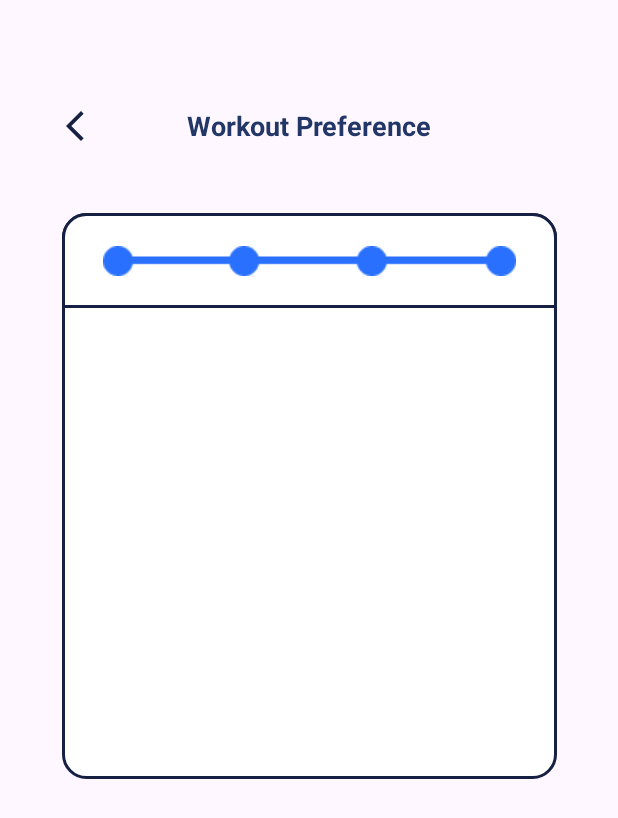
After one commit to Bangkit-Capstone-001/android-bangkit-capstone, an Android app: the layout activity_workout_preference.xml on its own in the app's theme, with its tools: preview values and no code run, on a phone screen of 412 x 824 dp. The commit adds this screen. Shown: the top 818 px of the screen. Run offline under Robolectric (Android 15) with nearby library versions, the phone set to English and light mode, and no system bars.

Commit message:
Landing page of workout preference

```diff
--- a/app/src/main/AndroidManifest.xml
+++ b/app/src/main/AndroidManifest.xml
@@ -14,6 +14,9 @@
         android:supportsRtl="true"
         android:theme="@style/Theme.CapstoneApp"
         tools:targetApi="31">
+        <activity
+            android:name=".ui.Feature02.WorkoutPreference.WorkoutPreferenceActivity"
+            android:exported="false" />
         <activity
             android:name=".ui.ProfileActivity"
             android:exported="false" />
--- /dev/null
+++ b/app/src/main/res/drawable/shape_fragment2_progress_bar_container.xml
@@ -0,0 +1,11 @@
+<shape xmlns:android="http://schemas.android.com/apk/res/android">
+    <solid android:color="#ffffff" />
+    <corners
+        android:topLeftRadius="15dp"
+        android:topRightRadius="15dp"
+        android:bottomLeftRadius="0dp"
+        android:bottomRightRadius="0dp" />
+    <stroke
+        android:width="2dp"
+        android:color="#152042" />
+</shape>
--- /dev/null
+++ b/app/src/main/res/drawable/vector_back_24x24.xml
@@ -0,0 +1,5 @@
+<vector xmlns:android="http://schemas.android.com/apk/res/android" android:height="24dp" android:tint="#152042" android:viewportHeight="24" android:viewportWidth="24" android:width="24dp">
+
+    <path android:fillColor="@android:color/white" android:pathData="M17.77,3.77l-1.77,-1.77l-10,10l10,10l1.77,-1.77l-8.23,-8.23z"/>
+
+</vector>
--- /dev/null
+++ b/app/src/main/res/layout/activity_workout_preference.xml
@@ -0,0 +1,84 @@
+<?xml version="1.0" encoding="utf-8"?>
+<androidx.constraintlayout.widget.ConstraintLayout xmlns:android="http://schemas.android.com/apk/res/android"
+    xmlns:app="http://schemas.android.com/apk/res-auto"
+    xmlns:tools="http://schemas.android.com/tools"
+    android:id="@+id/main"
+    android:layout_width="match_parent"
+    android:layout_height="match_parent"
+    tools:context=".ui.Feature02.WorkoutPreference.WorkoutPreferenceActivity">
+
+    <!--    Konsensus ID-->
+    <!--    location_layout_name-->
+    <!--    cth : workoutPreference_cl_something-->
+    <androidx.constraintlayout.widget.ConstraintLayout
+        android:id="@+id/workoutPreference_cl_pageTitleContainer"
+        android:layout_width="match_parent"
+        android:layout_height="wrap_content"
+        android:layout_marginTop="71dp"
+        app:layout_constraintStart_toStartOf="parent"
+        app:layout_constraintTop_toTopOf="parent">
+
+        <TextView
+            android:id="@+id/workoutPreference_tv_pageTitle"
+            android:layout_width="wrap_content"
+            android:layout_height="wrap_content"
+            android:text="Workout Preference"
+            android:textSize="18sp"
+            android:textStyle="bold"
+            android:textColor="#223767"
+            app:layout_constraintStart_toStartOf="parent"
+            app:layout_constraintEnd_toEndOf="parent"
+            app:layout_constraintTop_toTopOf="parent"
+            app:layout_constraintBottom_toBottomOf="parent"/>
+
+        <ImageView
+            android:id="@+id/workoutPreference_iv_backButton"
+            android:layout_width="wrap_content"
+            android:layout_height="wrap_content"
+            android:src="@drawable/vector_back_24x24"
+            android:layout_marginStart="38dp"
+            app:layout_constraintStart_toStartOf="parent"
+            app:layout_constraintTop_toTopOf="parent"
+            app:layout_constraintBottom_toBottomOf="parent" />
+    </androidx.constraintlayout.widget.ConstraintLayout>
+
+    <androidx.constraintlayout.widget.ConstraintLayout
+        android:id="@+id/workoutPreference_cl_preferenceSelectionContainer"
+        android:layout_width="330dp"
+        android:layout_height="377dp"
+        android:background="@drawable/shape_fragment4_container"
+        android:layout_marginTop="46dp"
+        app:layout_constraintStart_toStartOf="parent"
+        app:layout_constraintEnd_toEndOf="parent"
+        app:layout_constraintTop_toBottomOf="@id/workoutPreference_cl_pageTitleContainer">
+
+        <androidx.constraintlayout.widget.ConstraintLayout
+            android:id="@+id/workoutPreference_cl_progressBarContainer"
+            android:layout_width="match_parent"
+            android:layout_height="63dp"
+            android:background="@drawable/shape_fragment2_progress_bar_container"
+            app:layout_constraintStart_toStartOf="parent"
+            app:layout_constraintEnd_toEndOf="parent"
+            app:layout_constraintTop_toTopOf="parent">
+
+            <ImageView
+                android:id="@+id/workoutPreference_iv_progressBar"
+                android:layout_width="wrap_content"
+                android:layout_height="wrap_content"
+                android:src="@drawable/img_progress_bar_0"
+                app:layout_constraintStart_toStartOf="parent"
+                app:layout_constraintEnd_toEndOf="parent"
+                app:layout_constraintTop_toTopOf="parent"
+                app:layout_constraintBottom_toBottomOf="parent"/>
+        </androidx.constraintlayout.widget.ConstraintLayout>
+
+        <androidx.constraintlayout.widget.ConstraintLayout
+            android:id="@+id/workoutPreference_cl_fragmentPlaceholder"
+            android:layout_width="match_parent"
+            android:layout_height="0dp"
+            app:layout_constraintTop_toBottomOf="@id/workoutPreference_cl_progressBarContainer"
+            app:layout_constraintStart_toStartOf="parent"
+            app:layout_constraintEnd_toEndOf="parent" />
+    </androidx.constraintlayout.widget.ConstraintLayout>
+
+</androidx.constraintlayout.widget.ConstraintLayout>
--- a/app/src/main/res/values/strings.xml
+++ b/app/src/main/res/values/strings.xml
@@ -63,5 +63,7 @@
     <string name="goal_value">maintain weight</string>
     <string name="act_level">Activity level:</string>
     <string name="act_value">sedentary</string>
+    <!-- TODO: Remove or change this placeholder text -->
+    <string name="hello_blank_fragment">Hello blank fragment</string>
 
 </resources>
```
Also changed, not shown: app/src/main/java/com/example/capstoneapp/ui/Feature02/WorkoutPreference/ExerciseOptionFragment.kt (added, +60 -0 lines), app/src/main/java/com/example/capstoneapp/ui/Feature02/WorkoutPreference/MuscleTargetFragment.kt (added, +60 -0 lines), app/src/main/java/com/example/capstoneapp/ui/Feature02/WorkoutPreference/WorkoutFrequencyFragment.kt (added, +60 -0 lines), app/src/main/java/com/example/capstoneapp/ui/Feature02/WorkoutPreference/WorkoutLevelFragment.kt (added, +60 -0 lines), app/src/main/java/com/example/capstoneapp/ui/Feature02/WorkoutPreference/WorkoutPreferenceActivity.kt (added, +14 -0 lines), app/src/main/res/layout/fragment_exercise_option.xml (added, +14 -0 lines), app/src/main/res/layout/fragment_muscle_target.xml (added, +14 -0 lines), app/src/main/res/layout/fragment_workout_frequency.xml (added, +14 -0 lines), app/src/main/res/layout/fragment_workout_level.xml (added, +14 -0 lines), app/src/main/res/drawable/img_progress_bar_0.png (added), app/src/main/res/drawable/img_progress_bar_1.png (added), app/src/main/res/drawable/img_progress_bar_2.png (added), app/src/main/res/drawable/img_progress_bar_3.png (added), app/src/main/res/drawable/img_progress_bar_4.png (added).
